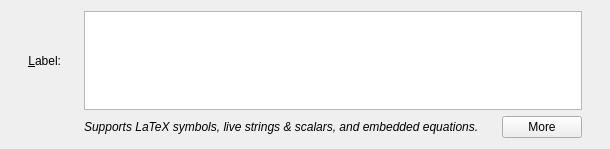
Kst-plot/kst, file src/widgets/labelbuilder.ui: the form before one commit.
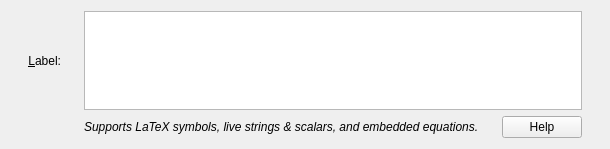
The form after the commit. Custom widgets are drawn as their Qt base class.

Commit message: Close all windows when the main window is closed.

Patch:
```diff
--- a/src/widgets/labelbuilder.ui
+++ b/src/widgets/labelbuilder.ui
@@ -69,7 +69,7 @@
       </sizepolicy>
      </property>
      <property name="text">
-      <string>More</string>
+      <string>Help</string>
      </property>
     </widget>
    </item>
```
The commit also changes 2 other files.
